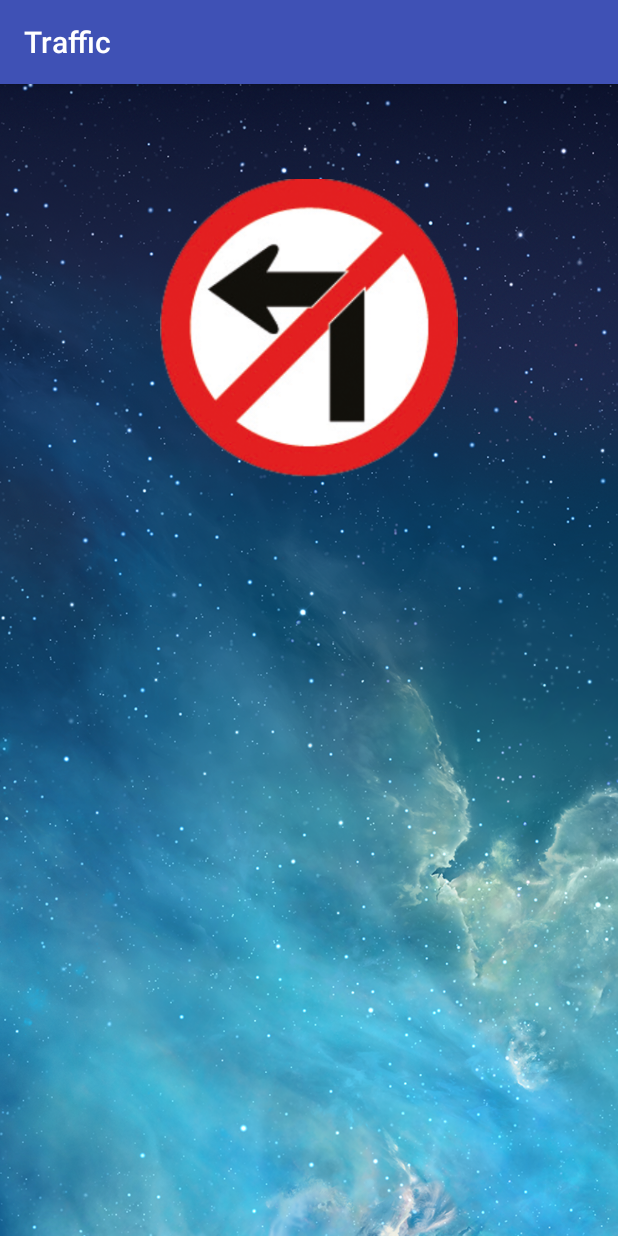
After one commit to masterUNG/Traffic_12Sep15, an Android app: the DetailActivity screen opened directly, with no data from a screen before it, on a phone screen of 412 x 824 dp. The commit adds this screen. Run offline under Robolectric (Android 15) with nearby library versions, the phone set to English and light mode, and no system bars.

Commit message:
Project Success

```diff
--- a/app/src/main/AndroidManifest.xml
+++ b/app/src/main/AndroidManifest.xml
@@ -7,17 +7,17 @@
         android:icon="@drawable/traffic_13"
         android:label="@string/app_name"
         android:theme="@style/AppTheme" >
-        <activity android:name=".MainActivity"
-
-            android:screenOrientation="portrait"
-
-            >
+        <activity
+            android:name=".MainActivity"
+            android:screenOrientation="portrait" >
             <intent-filter>
                 <action android:name="android.intent.action.MAIN" />
 
                 <category android:name="android.intent.category.LAUNCHER" />
             </intent-filter>
         </activity>
+        <activity android:name=".DetailActivity" >
+        </activity>
     </application>
 
 </manifest>
--- /dev/null
+++ b/app/src/main/java/appewtc/masterung/traffic/DetailActivity.java
@@ -0,0 +1,36 @@
+package appewtc.masterung.traffic;
+
+import android.support.v7.app.AppCompatActivity;
+import android.os.Bundle;
+import android.util.Log;
+import android.widget.ImageView;
+import android.widget.TextView;
+
+public class DetailActivity extends AppCompatActivity {
+
+    @Override
+    protected void onCreate(Bundle savedInstanceState) {
+        super.onCreate(savedInstanceState);
+        setContentView(R.layout.activity_detail);
+
+        //Show Title
+        showTitle();
+
+        //Show Image
+        showImage();
+
+    }   // Main Method
+
+    private void showImage() {
+        int intImage = getIntent().getIntExtra("Image", R.drawable.traffic_01);
+        ImageView imageView = (ImageView) findViewById(R.id.imvDetail);
+        imageView.setImageResource(intImage);
+    }
+
+    private void showTitle() {
+        String strTitle = getIntent().getStringExtra("Title");
+        TextView titleTextView = (TextView) findViewById(R.id.txtDetailTitle);
+        titleTextView.setText(strTitle);
+    }
+
+}   // Main Class
--- a/app/src/main/java/appewtc/masterung/traffic/MainActivity.java
+++ b/app/src/main/java/appewtc/masterung/traffic/MainActivity.java
@@ -6,6 +6,7 @@ import android.net.Uri;
 import android.support.v7.app.AppCompatActivity;
 import android.os.Bundle;
 import android.view.View;
+import android.widget.AdapterView;
 import android.widget.Button;
 import android.widget.ListView;
 
@@ -36,7 +37,7 @@ public class MainActivity extends AppCompatActivity {
     private void createListView() {
 
         //Setup Icon
-        int[] intIcon = new int[20];
+        final int[] intIcon = new int[20];
         intIcon[0] = R.drawable.traffic_01;
         intIcon[1] = R.drawable.traffic_02;
         intIcon[2] = R.drawable.traffic_03;
@@ -59,7 +60,7 @@ public class MainActivity extends AppCompatActivity {
         intIcon[19] = R.drawable.traffic_20;
 
         //Setup Title
-        String[] strTitle = new String[20];
+        final String[] strTitle = new String[20];
         strTitle[0] = "ห้ามเลียวซ้าย";
         strTitle[1] = "ห้ามเลียสขวา";
         strTitle[2] = "ป้ายจราจร 3";
@@ -83,6 +84,19 @@ public class MainActivity extends AppCompatActivity {
 
         MyAdapter objMyAdapter = new MyAdapter(MainActivity.this, intIcon, strTitle);
         trafficListView.setAdapter(objMyAdapter);
+
+        trafficListView.setOnItemClickListener(new AdapterView.OnItemClickListener() {
+            @Override
+            public void onItemClick(AdapterView<?> adapterView, View view, int i, long l) {
+
+                Intent objIntent = new Intent(MainActivity.this, DetailActivity.class);
+                objIntent.putExtra("Image", intIcon[i]);
+                objIntent.putExtra("Title", strTitle[i]);
+                startActivity(objIntent);
+            }
+        });
+
+
 
     }   // createListview
 
--- /dev/null
+++ b/app/src/main/res/layout/activity_detail.xml
@@ -0,0 +1,32 @@
+<?xml version="1.0" encoding="utf-8"?>
+<RelativeLayout xmlns:android="http://schemas.android.com/apk/res/android"
+    xmlns:tools="http://schemas.android.com/tools" android:layout_width="match_parent"
+    android:layout_height="match_parent" android:paddingLeft="@dimen/activity_horizontal_margin"
+    android:paddingRight="@dimen/activity_horizontal_margin"
+    android:paddingTop="@dimen/activity_vertical_margin"
+    android:paddingBottom="@dimen/activity_vertical_margin"
+    tools:context="appewtc.masterung.traffic.DetailActivity"
+    android:background="@drawable/bg100">
+
+    <LinearLayout
+        android:orientation="vertical"
+        android:layout_width="match_parent"
+        android:layout_height="match_parent">
+
+        <TextView
+            android:layout_width="wrap_content"
+            android:layout_height="wrap_content"
+            android:text="New Text"
+            android:id="@+id/txtDetailTitle"
+            android:textSize="@dimen/h1"
+            android:textStyle="bold"
+            android:layout_gravity="center_horizontal"
+            android:textColor="@color/text" />
+
+        <ImageView
+            android:layout_width="200dp"
+            android:layout_height="200dp"
+            android:id="@+id/imvDetail"
+            android:layout_gravity="center_horizontal" />
+    </LinearLayout>
+</RelativeLayout>
```
